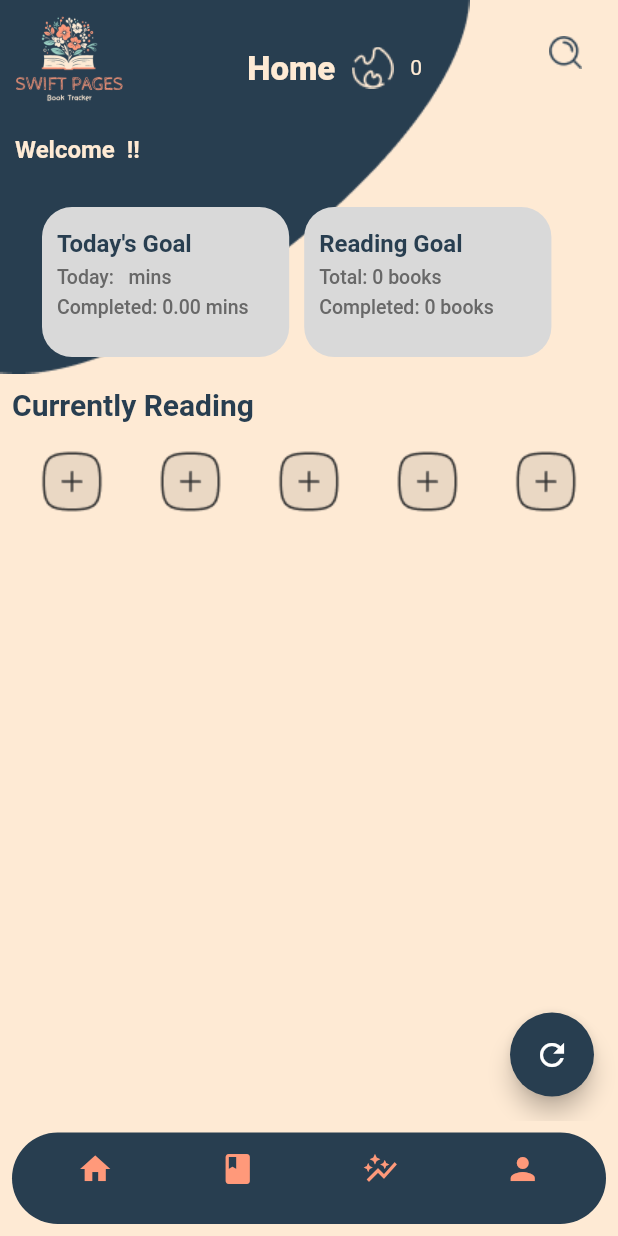
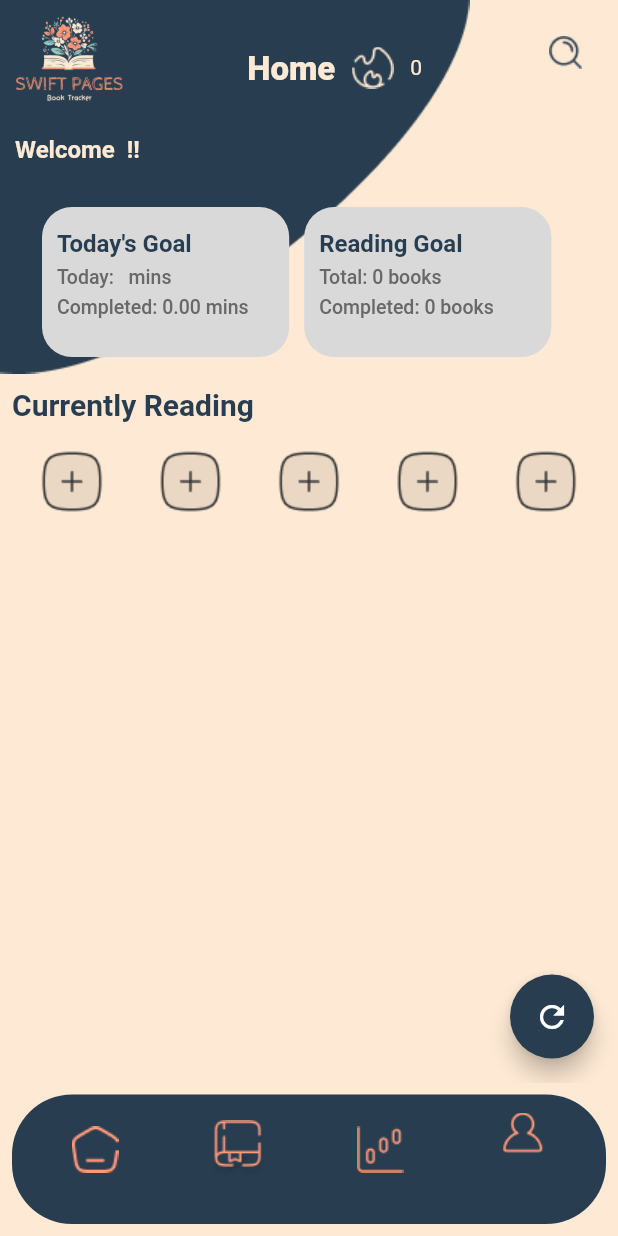
Before and after one commit to puzanadhikari/SwiftPages, a Flutter app: the MainPage screen opened directly, on a phone screen of 412 x 824 dp. Run offline on Flutter 3.47's test engine with Material 2 defaults, Android fonts, the phone set to English and light mode, and no system bars; drawn by our look-alikes of floating_bottom_navigation_bar; our stand-ins replace cached_network_image, carousel_slider, cloud_firestore, dots_indicator, firebase_auth, firebase_core and 10 more; missing offline and left inert: tutorial_coach_mark; accounts and stored records are empty; network calls fail; Roboto replaces fonts that are missing (Abhaya Libre ExtraBold).

Commit message:
navigation bar icons done

```diff
--- a/lib/ui/mainPage.dart
+++ b/lib/ui/mainPage.dart
@@ -2,6 +2,7 @@ import 'dart:developer';
 
 import 'package:cloud_firestore/cloud_firestore.dart';
 import 'package:firebase_auth/firebase_auth.dart';
+import 'package:firebase_storage/firebase_storage.dart';
 import 'package:floating_bottom_navigation_bar/floating_bottom_navigation_bar.dart';
 import 'package:flutter/material.dart';
 import 'package:flutter_rating_bar/flutter_rating_bar.dart';
@@ -60,11 +61,34 @@ class _MainPageState extends State<MainPage> {
       }
     }
   }
-
+  String home = '';
+  String myBooks = '';
+  String graph = '';
+  String profile = '';
+  // Future<void> loadIcons() async {
+  //   try {
+  //     Reference homeIcon = FirebaseStorage.instance.ref().child('assets/home.png');
+  //     Reference myBooksIcon = FirebaseStorage.instance.ref().child('assets/myBooks.png');
+  //     Reference graphIcon = FirebaseStorage.instance.ref().child('assets/graph.png');
+  //     Reference profileIcon = FirebaseStorage.instance.ref().child('assets/profile.png');
+  //     home = await homeIcon.getDownloadURL();
+  //     myBooks = await myBooksIcon.getDownloadURL();
+  //     graph = await graphIcon.getDownloadURL();
+  //     profile = await profileIcon.getDownloadURL();
+  //
+  //     setState(() {
+  //
+  //     });
+  //     //log('Download URL: $avatarUrls');
+  //   } catch (e) {
+  //     //log('Error fetching QR image: $e');
+  //   }
+  // }
   @override
   void initState() {
     super.initState();
     _pageController = PageController();
+    // loadIcons();
     updateStrikeIfNeeded();
     _auth.authStateChanges().listen((event) {
       setState(() {
@@ -121,11 +145,10 @@ class _MainPageState extends State<MainPage> {
             onTap: _onTabTapped,
             currentIndex: _currentIndex,
             items: [
-              FloatingNavbarItem(icon: Icons.home, title: ''),
-              FloatingNavbarItem(icon: Icons.book, title: ''),
-              FloatingNavbarItem(icon: Icons.auto_graph, title: ''),
-
-              FloatingNavbarItem(icon: Icons.person, title: ''),
+              FloatingNavbarItem(icon: Icons.home, title: '',customWidget:Image.asset('assets/home.png')),
+              FloatingNavbarItem(icon: Icons.book, title: '',customWidget:Image.asset('assets/myBooks.png')),
+              FloatingNavbarItem(icon: Icons.auto_graph, title: '',customWidget:Image.asset('assets/graph.png')),
+              FloatingNavbarItem(icon: Icons.person, title: '',customWidget:Image.asset('assets/profile.png')),
             ],
           ),
           // AnimatedPositioned(
```
Also changed, not shown: assets/graph.png (added), assets/home.png (added), assets/myBooks.png (added), assets/profile.png (added).
